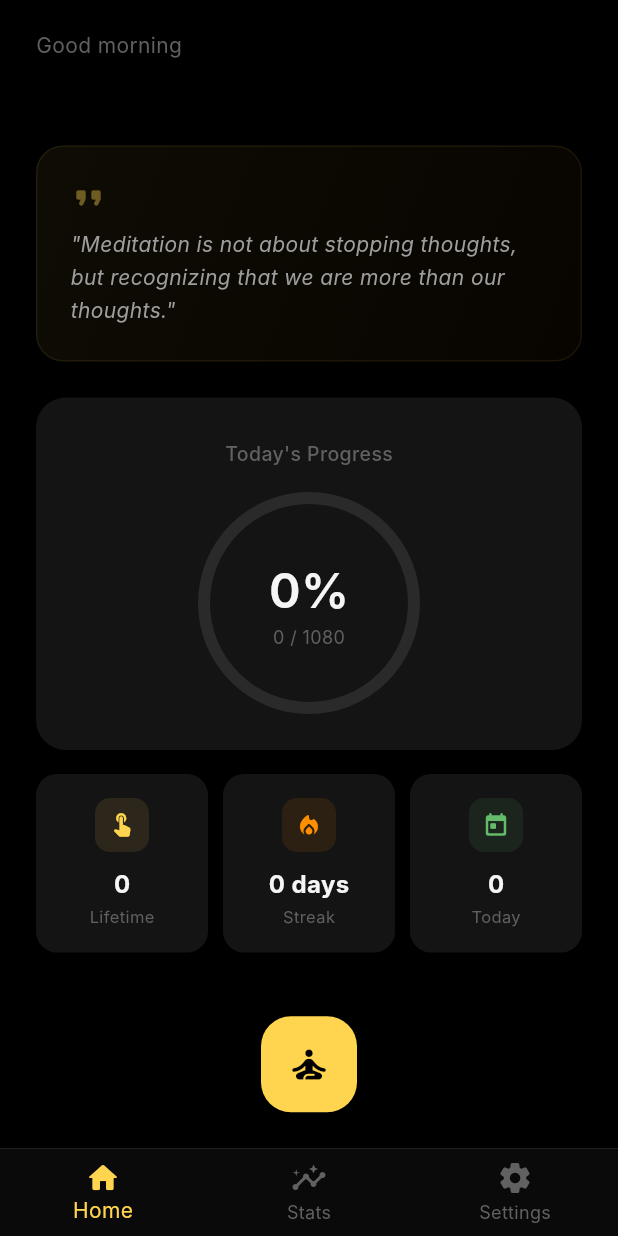
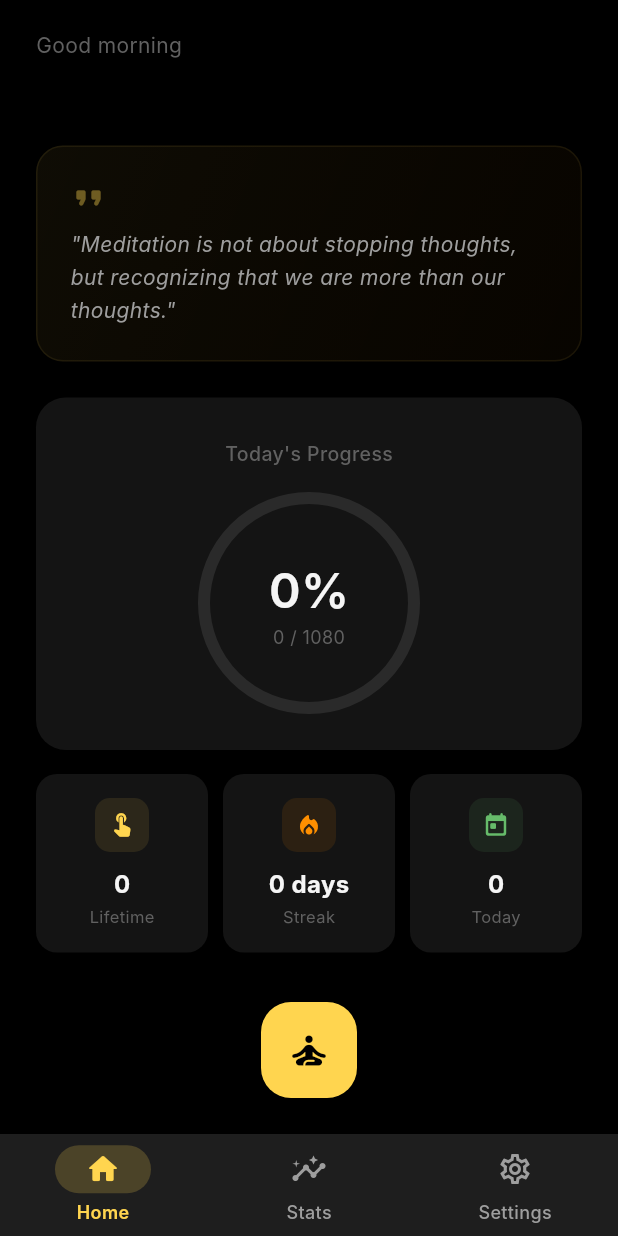
Before and after one commit to amanat-2003/shunya-meditation-app, a Flutter app: the screen it shows once a user with an empty profile is signed in, on a phone screen of 412 x 824 dp. Run offline on Flutter 3.47's test engine with Material 3 defaults, Android fonts, the phone set to English and light mode, and no system bars; our stand-ins replace connectivity_plus, file_picker, fl_chart, flutter_riverpod, go_router, google_sign_in and 5 more; missing offline and left inert: app_settings, screen_brightness; accounts and stored records are empty; Roboto replaces fonts that are missing (Inter).

Commit message:
feat: modernize nav UI, tune audio volume, and fix minor UX flows
Enhancements & Fixes:
1. Sync SnackBar UI & Timeout: Upgraded the 'No Internet' snackbar to look more modern (rounded floating shape, padding, icon) and reduced its timeout to 3 seconds. Also added messenger.clearSnackBars() before showing to instantly clear any frozen/queued snackbars preventing UI locks.
2. Continuous Loop Audio Boost: Removed the manual 50% volume restraint on the infinite loop so the meditation sound plays at full capacity (100%), allowing the user full dynamic range utilizing their hardware volume buttons.
3. Modern Navigation Bar UI: Replaced the outdated BottomNavigationBar with a sleek, Material 3 NavigationBar featuring pill-shaped colored indicators and standard Material 3 label behaviors. Updated the core theme file accordingly.
4. Intelligent Hardware Back Button Flow: Surrounded the Shell routing scaffold with a PopScope to seamlessly capture hardware back gestures. If the user is on Stats or Settings, the back gesture returns them to Home. If they are already on Home, it correctly suspends/exits the application without trapping them.

```diff
--- a/lib/core/theme/app_theme.dart
+++ b/lib/core/theme/app_theme.dart
@@ -157,12 +157,15 @@ class AppTheme {
         hintStyle: const TextStyle(color: textMuted, fontSize: 14),
         labelStyle: const TextStyle(color: textSecondary, fontSize: 14),
       ),
-      bottomNavigationBarTheme: const BottomNavigationBarThemeData(
-        backgroundColor: surfaceDark,
-        selectedItemColor: primaryGold,
-        unselectedItemColor: textMuted,
-        type: BottomNavigationBarType.fixed,
-        elevation: 0,
+      navigationBarTheme: NavigationBarThemeData(
+        backgroundColor: surfaceElevated,
+        indicatorColor: primaryGold.withValues(alpha: 0.15),
+        labelTextStyle: WidgetStateProperty.resolveWith((states) {
+          if (states.contains(WidgetState.selected)) {
+            return const TextStyle(color: primaryGold, fontSize: 12, fontWeight: FontWeight.w600);
+          }
+          return const TextStyle(color: textSecondary, fontSize: 12, fontWeight: FontWeight.w500);
+        }),
       ),
       dividerTheme: const DividerThemeData(
         color: dividerColor,
--- a/lib/features/meditation/data/services/audio_service.dart
+++ b/lib/features/meditation/data/services/audio_service.dart
@@ -52,7 +52,7 @@ class AudioService {
       }
 
       await _loopPlayer!.setLoopMode(LoopMode.one); // Infinite loop
-      await _loopPlayer!.setVolume(0.5);
+      await _loopPlayer!.setVolume(1.0); // Full capacity
       // DO NOT await play() on an infinite loop, it will block execution forever
       _loopPlayer!.play();
     } catch (_) {
--- a/lib/shared/widgets/shell_scaffold.dart
+++ b/lib/shared/widgets/shell_scaffold.dart
@@ -17,20 +17,20 @@ class ShellScaffold extends StatelessWidget {
 
   @override
   Widget build(BuildContext context) {
-    return Scaffold(
-      body: child,
-      bottomNavigationBar: Container(
-        decoration: BoxDecoration(
-          border: Border(
-            top: BorderSide(
-              color: AppTheme.dividerColor,
-              width: 0.5,
-            ),
-          ),
-        ),
-        child: BottomNavigationBar(
-          currentIndex: _currentIndex(context),
-          onTap: (index) {
+    final currentIndex = _currentIndex(context);
+
+    return PopScope(
+      canPop: currentIndex == 0,
+      onPopInvokedWithResult: (didPop, result) {
+        if (!didPop && currentIndex != 0) {
+          context.go('/');
+        }
+      },
+      child: Scaffold(
+        body: child,
+        bottomNavigationBar: NavigationBar(
+          selectedIndex: currentIndex,
+          onDestinationSelected: (index) {
             switch (index) {
               case 0:
                 context.go('/');
@@ -43,20 +43,25 @@ class ShellScaffold extends StatelessWidget {
                 break;
             }
           },
-          items: const [
-            BottomNavigationBarItem(
-              icon: Icon(Icons.home_rounded),
-              activeIcon: Icon(Icons.home_rounded),
+          backgroundColor: AppTheme.surfaceElevated,
+          indicatorColor: AppTheme.primaryGold.withValues(alpha: 0.2),
+          surfaceTintColor: Colors.transparent,
+          height: 68,
+          labelBehavior: NavigationDestinationLabelBehavior.alwaysShow,
+          destinations: [
+            NavigationDestination(
+              icon: Icon(Icons.home_outlined, color: AppTheme.textSecondary),
+              selectedIcon: Icon(Icons.home_rounded, color: AppTheme.primaryGold),
               label: 'Home',
             ),
-            BottomNavigationBarItem(
-              icon: Icon(Icons.insights_rounded),
-              activeIcon: Icon(Icons.insights_rounded),
+            NavigationDestination(
+              icon: Icon(Icons.insights_outlined, color: AppTheme.textSecondary),
+              selectedIcon: Icon(Icons.insights_rounded, color: AppTheme.primaryGold),
               label: 'Stats',
             ),
-            BottomNavigationBarItem(
-              icon: Icon(Icons.settings_rounded),
-              activeIcon: Icon(Icons.settings_rounded),
+            NavigationDestination(
+              icon: Icon(Icons.settings_outlined, color: AppTheme.textSecondary),
+              selectedIcon: Icon(Icons.settings_rounded, color: AppTheme.primaryGold),
               label: 'Settings',
             ),
           ],
```
Also changed, not shown: lib/features/sync/providers/sync_providers.dart (+20 -3 lines).
